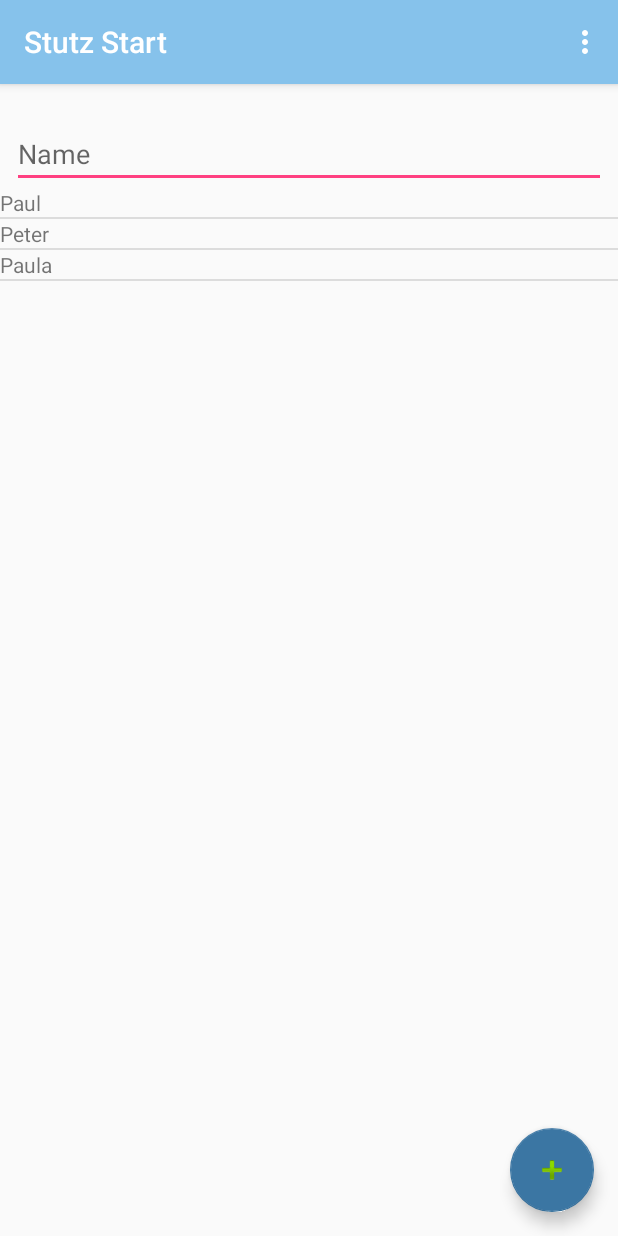
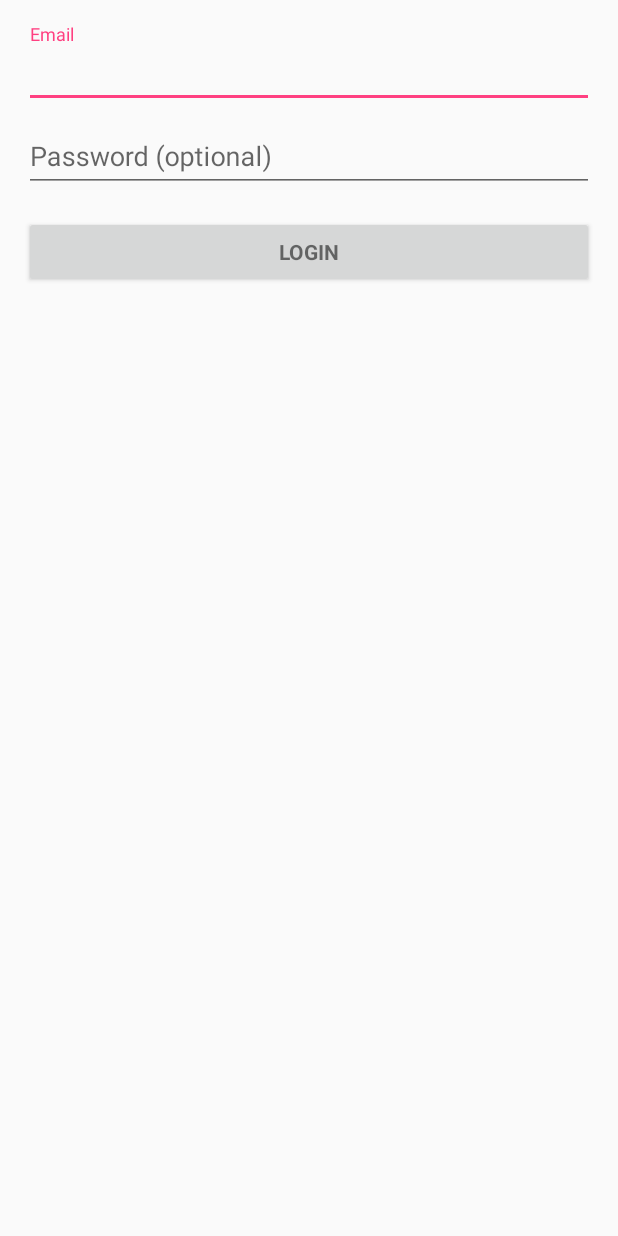
Before and after one commit to jfluri/Stutz, an Android app: the screen it shows after launch (StutzStart before the commit, LoginActivity after it), in the options menu, after a tap on "Login", on a phone screen of 412 x 824 dp. Run offline under Robolectric (Android 15) with nearby library versions, the phone set to English and light mode, and no system bars; 2 statements that could not run were skipped.

Commit message:
add login dialog

```diff
--- /dev/null
+++ b/app/src/main/java/stutz/mobi/ch/stutz/LoginActivity.kt
@@ -0,0 +1,293 @@
+package stutz.mobi.ch.stutz
+
+import android.animation.Animator
+import android.animation.AnimatorListenerAdapter
+import android.annotation.TargetApi
+import android.content.pm.PackageManager
+import android.support.design.widget.Snackbar
+import android.support.v7.app.AppCompatActivity
+import android.app.LoaderManager.LoaderCallbacks
+import android.content.CursorLoader
+import android.content.Loader
+import android.database.Cursor
+import android.net.Uri
+import android.os.AsyncTask
+import android.os.Build
+import android.os.Bundle
+import android.provider.ContactsContract
+import android.text.TextUtils
+import android.view.View
+import android.view.inputmethod.EditorInfo
+import android.widget.ArrayAdapter
+import android.widget.TextView
+
+import java.util.ArrayList
+import android.Manifest.permission.READ_CONTACTS
+
+import kotlinx.android.synthetic.main.activity_login.*
+
+/**
+ * A login screen that offers login via email/password.
+ */
+class LoginActivity : AppCompatActivity(), LoaderCallbacks<Cursor> {
+    /**
+     * Keep track of the login task to ensure we can cancel it if requested.
+     */
+    private var mAuthTask: UserLoginTask? = null
+
+    override fun onCreate(savedInstanceState: Bundle?) {
+        super.onCreate(savedInstanceState)
+        setContentView(R.layout.activity_login)
+        // Set up the login form.
+        populateAutoComplete()
+        password.setOnEditorActionListener(TextView.OnEditorActionListener { _, id, _ ->
+            if (id == EditorInfo.IME_ACTION_DONE || id == EditorInfo.IME_NULL) {
+                attemptLogin()
+                return@OnEditorActionListener true
+            }
+            false
+        })
+
+        email_sign_in_button.setOnClickListener { attemptLogin() }
+    }
+
+    private fun populateAutoComplete() {
+        if (!mayRequestContacts()) {
+            return
+        }
+
+        loaderManager.initLoader(0, null, this)
+    }
+
+    private fun mayRequestContacts(): Boolean {
+        if (Build.VERSION.SDK_INT < Build.VERSION_CODES.M) {
+            return true
+        }
+        if (checkSelfPermission(READ_CONTACTS) == PackageManager.PERMISSION_GRANTED) {
+            return true
+        }
+        if (shouldShowRequestPermissionRationale(READ_CONTACTS)) {
+            Snackbar.make(email, R.string.permission_rationale, Snackbar.LENGTH_INDEFINITE)
+                    .setAction(android.R.string.ok,
+                            { requestPermissions(arrayOf(READ_CONTACTS), REQUEST_READ_CONTACTS) })
+        } else {
+            requestPermissions(arrayOf(READ_CONTACTS), REQUEST_READ_CONTACTS)
+        }
+        return false
+    }
+
+    /**
+     * Callback received when a permissions request has been completed.
+     */
+    override fun onRequestPermissionsResult(requestCode: Int, permissions: Array<String>,
+                                            grantResults: IntArray) {
+        if (requestCode == REQUEST_READ_CONTACTS) {
+            if (grantResults.size == 1 && grantResults[0] == PackageManager.PERMISSION_GRANTED) {
+                populateAutoComplete()
+            }
+        }
+    }
+
+
+    /**
+     * Attempts to sign in or register the account specified by the login form.
+     * If there are form errors (invalid email, missing fields, etc.), the
+     * errors are presented and no actual login attempt is made.
+     */
+    private fun attemptLogin() {
+        if (mAuthTask != null) {
+            return
+        }
+
+        // Reset errors.
+        email.error = null
+        password.error = null
+
+        // Store values at the time of the login attempt.
+        val emailStr = email.text.toString()
+        val passwordStr = password.text.toString()
+
+        var cancel = false
+        var focusView: View? = null
+
+        // Check for a valid password, if the user entered one.
+        if (!TextUtils.isEmpty(passwordStr) && !isPasswordValid(passwordStr)) {
+            password.error = "Das Passwort ist zu kurz"
+            focusView = password
+            cancel = true
+        }
+
+        // Check for a valid email address.
+        if (TextUtils.isEmpty(emailStr)) {
+            email.error = "Email Adresse erforderlich"
+            focusView = email
+            cancel = true
+        } else if (!isEmailValid(emailStr)) {
+            email.error = "Ungültige Email Adresse"
+            focusView = email
+            cancel = true
+        }
+
+        if (cancel) {
+            // There was an error; don't attempt login and focus the first
+            // form field with an error.
+            focusView?.requestFocus()
+        } else {
+            // Show a progress spinner, and kick off a background task to
+            // perform the user login attempt.
+            showProgress(true)
+            mAuthTask = UserLoginTask(emailStr, passwordStr)
+            mAuthTask!!.execute(null as Void?)
+        }
+    }
+
+    private fun isEmailValid(email: String): Boolean {
+        return email.contains("@")
+    }
+
+    private fun isPasswordValid(password: String): Boolean {
+        return password.length > 4
+    }
+
+    /**
+     * Shows the progress UI and hides the login form.
+     */
+    @TargetApi(Build.VERSION_CODES.HONEYCOMB_MR2)
+    private fun showProgress(show: Boolean) {
+        // On Honeycomb MR2 we have the ViewPropertyAnimator APIs, which allow
+        // for very easy animations. If available, use these APIs to fade-in
+        // the progress spinner.
+        if (Build.VERSION.SDK_INT >= Build.VERSION_CODES.HONEYCOMB_MR2) {
+            val shortAnimTime = resources.getInteger(android.R.integer.config_shortAnimTime).toLong()
+
+            login_form.visibility = if (show) View.GONE else View.VISIBLE
+            login_form.animate()
+                    .setDuration(shortAnimTime)
+                    .alpha((if (show) 0 else 1).toFloat())
+                    .setListener(object : AnimatorListenerAdapter() {
+                        override fun onAnimationEnd(animation: Animator) {
+                            login_form.visibility = if (show) View.GONE else View.VISIBLE
+                        }
+                    })
+
+            login_progress.visibility = if (show) View.VISIBLE else View.GONE
+            login_progress.animate()
+                    .setDuration(shortAnimTime)
+                    .alpha((if (show) 1 else 0).toFloat())
+                    .setListener(object : AnimatorListenerAdapter() {
+                        override fun onAnimationEnd(animation: Animator) {
+                            login_progress.visibility = if (show) View.VISIBLE else View.GONE
+                        }
+                    })
+        } else {
+            // The ViewPropertyAnimator APIs are not available, so simply show
+            // and hide the relevant UI components.
+            login_progress.visibility = if (show) View.VISIBLE else View.GONE
+            login_form.visibility = if (show) View.GONE else View.VISIBLE
+        }
+    }
+
+    override fun onCreateLoader(i: Int, bundle: Bundle?): Loader<Cursor> {
+        return CursorLoader(this,
+                // Retrieve data rows for the device user's 'profile' contact.
+                Uri.withAppendedPath(ContactsContract.Profile.CONTENT_URI,
+                        ContactsContract.Contacts.Data.CONTENT_DIRECTORY), ProfileQuery.PROJECTION,
+
+                // Select only email addresses.
+                ContactsContract.Contacts.Data.MIMETYPE + " = ?", arrayOf(ContactsContract.CommonDataKinds.Email
+                .CONTENT_ITEM_TYPE),
+
+                // Show primary email addresses first. Note that there won't be
+                // a primary email address if the user hasn't specified one.
+                ContactsContract.Contacts.Data.IS_PRIMARY + " DESC")
+    }
+
+    override fun onLoadFinished(cursorLoader: Loader<Cursor>, cursor: Cursor) {
+        val emails = ArrayList<String>()
+        cursor.moveToFirst()
+        while (!cursor.isAfterLast) {
+            emails.add(cursor.getString(ProfileQuery.ADDRESS))
+            cursor.moveToNext()
+        }
+
+        addEmailsToAutoComplete(emails)
+    }
+
+    override fun onLoaderReset(cursorLoader: Loader<Cursor>) {
+
+    }
+
+    private fun addEmailsToAutoComplete(emailAddressCollection: List<String>) {
+        //Create adapter to tell the AutoCompleteTextView what to show in its dropdown list.
+        val adapter = ArrayAdapter(this@LoginActivity,
+                android.R.layout.simple_dropdown_item_1line, emailAddressCollection)
+
+        email.setAdapter(adapter)
+    }
+
+    object ProfileQuery {
+        val PROJECTION = arrayOf(
+                ContactsContract.CommonDataKinds.Email.ADDRESS,
+                ContactsContract.CommonDataKinds.Email.IS_PRIMARY)
+        val ADDRESS = 0
+        val IS_PRIMARY = 1
+    }
+
+    /**
+     * Represents an asynchronous login/registration task used to authenticate
+     * the user.
+     */
+    inner class UserLoginTask internal constructor(private val mEmail: String, private val mPassword: String) : AsyncTask<Void, Void, Boolean>() {
+
+        override fun doInBackground(vararg params: Void): Boolean? {
+            // TODO: attempt authentication against a network service.
+
+            try {
+                // Simulate network access.
+                Thread.sleep(1000)
+            } catch (e: InterruptedException) {
+                return false
+            }
+
+            return DUMMY_CREDENTIALS
+                    .map { it.split(":") }
+                    .firstOrNull { it[0] == mEmail }
+                    ?.let {
+                        // Account exists, return true if the password matches.
+                        it[1] == mPassword
+                    }
+                    ?: true
+        }
+
+        override fun onPostExecute(success: Boolean?) {
+            mAuthTask = null
+            showProgress(false)
+
+            if (success!!) {
+                finish()
+            } else {
+                password.error = "Ungültiges Passwort"
+                password.requestFocus()
+            }
+        }
+
+        override fun onCancelled() {
+            mAuthTask = null
+            showProgress(false)
+        }
+    }
+
+    companion object {
+
+        /**
+         * Id to identity READ_CONTACTS permission request.
+         */
+        private val REQUEST_READ_CONTACTS = 0
+
+        /**
+         * A dummy authentication store containing known user names and passwords.
+         * TODO: remove after connecting to a real authentication system.
+         */
+        private val DUMMY_CREDENTIALS = arrayOf("foo@example.com:hello", "bar@example.com:world")
+    }
+}
--- a/app/src/main/java/stutz/mobi/ch/stutz/StutzStart.kt
+++ b/app/src/main/java/stutz/mobi/ch/stutz/StutzStart.kt
@@ -21,7 +21,7 @@
     }
 
     fun loginclicked(menuItem: MenuItem) {
-        val intent = Intent("stutz.ch.mobi.stutz.LOGIN")
+        val intent = Intent("stutz.mobi.ch.stutz.LOGIN")
         startActivity(intent)
     }
 
--- /dev/null
+++ b/app/src/main/res/layout/activity_login.xml
@@ -0,0 +1,78 @@
+<?xml version="1.0" encoding="utf-8"?>
+<LinearLayout xmlns:android="http://schemas.android.com/apk/res/android"
+    xmlns:tools="http://schemas.android.com/tools"
+    android:layout_width="match_parent"
+    android:layout_height="match_parent"
+    android:gravity="center_horizontal"
+    android:orientation="vertical"
+    android:paddingBottom="@dimen/activity_vertical_margin"
+    android:paddingLeft="@dimen/activity_horizontal_margin"
+    android:paddingRight="@dimen/activity_horizontal_margin"
+    android:paddingTop="@dimen/activity_vertical_margin"
+    tools:context=".LoginActivity">
+
+    <!-- Login progress -->
+    <ProgressBar
+        android:id="@+id/login_progress"
+        style="?android:attr/progressBarStyleLarge"
+        android:layout_width="wrap_content"
+        android:layout_height="wrap_content"
+        android:layout_marginBottom="8dp"
+        android:visibility="gone" />
+
+    <ScrollView
+        android:id="@+id/login_form"
+        android:layout_width="match_parent"
+        android:layout_height="match_parent">
+
+        <LinearLayout
+            android:id="@+id/email_login_form"
+            android:layout_width="match_parent"
+            android:layout_height="wrap_content"
+            android:orientation="vertical">
+
+            <android.support.design.widget.TextInputLayout
+                android:layout_width="match_parent"
+                android:layout_height="wrap_content">
+
+                <AutoCompleteTextView
+                    android:id="@+id/email"
+                    android:layout_width="match_parent"
+                    android:layout_height="wrap_content"
+                    android:hint="@string/prompt_email"
+                    android:inputType="textEmailAddress"
+                    android:maxLines="1"
+                    android:singleLine="true" />
+
+            </android.support.design.widget.TextInputLayout>
+
+            <android.support.design.widget.TextInputLayout
+                android:layout_width="match_parent"
+                android:layout_height="wrap_content">
+
+                <EditText
+                    android:id="@+id/password"
+                    android:layout_width="match_parent"
+                    android:layout_height="wrap_content"
+                    android:hint="@string/prompt_password"
+                    android:imeActionId="6"
+                    android:imeActionLabel="@string/action_sign_in_short"
+                    android:imeOptions="actionUnspecified"
+                    android:inputType="textPassword"
+                    android:maxLines="1"
+                    android:singleLine="true" />
+
+            </android.support.design.widget.TextInputLayout>
+
+            <Button
+                android:id="@+id/email_sign_in_button"
+                style="?android:textAppearanceSmall"
+                android:layout_width="match_parent"
+                android:layout_height="wrap_content"
+                android:layout_marginTop="16dp"
+                android:text="Login"
+                android:textStyle="bold" />
+
+        </LinearLayout>
+    </ScrollView>
+</LinearLayout>
--- a/app/src/main/res/values/dimens.xml
+++ b/app/src/main/res/values/dimens.xml
@@ -1,3 +1,6 @@
 <resources>
     <dimen name="fab_margin">16dp</dimen>
+    <!-- Default screen margins, per the Android Design guidelines. -->
+    <dimen name="activity_horizontal_margin">16dp</dimen>
+    <dimen name="activity_vertical_margin">16dp</dimen>
 </resources>
--- a/app/src/main/res/values/strings.xml
+++ b/app/src/main/res/values/strings.xml
@@ -4,4 +4,18 @@
     <string name="title_activity_person_suchen">Stutz</string>
     <string name="title_activity_select_spende">SelectSpende</string>
     <string name="title_activity_danke">Danke</string>
+    <string name="title_activity_login">Login</string>
+
+    <!-- Strings related to login -->
+    <string name="prompt_email">Email</string>
+    <string name="prompt_password">Password (optional)</string>
+    <string name="action_sign_in">Sign in or register</string>
+    <string name="action_sign_in_short">Sign in</string>
+    <string name="error_invalid_email">This email address is invalid</string>
+    <string name="error_invalid_password">This password is too short</string>
+    <string name="error_incorrect_password">This password is incorrect</string>
+    <string name="error_field_required">This field is required</string>
+    <string name="permission_rationale">"Contacts permissions are needed for providing email
+        completions."
+    </string>
 </resources>
```
Also changed, not shown: app/src/main/AndroidManifest.xml (+18 -2 lines).
